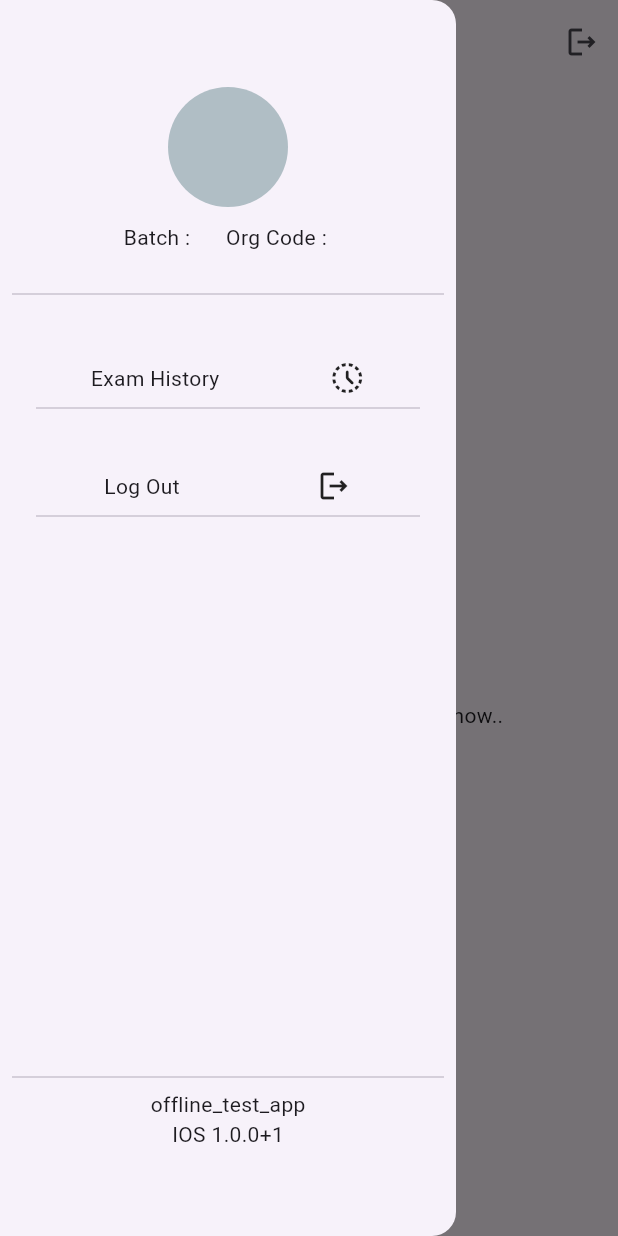
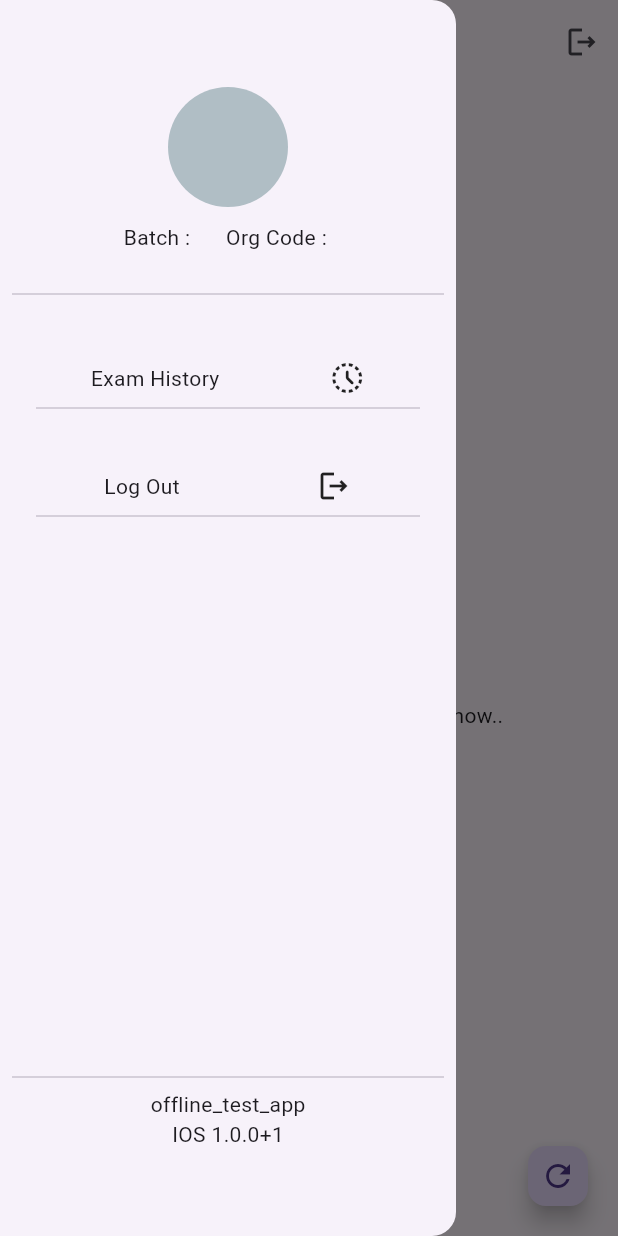
Before and after one commit to akashsharma193/examination-flutter, a Flutter app: the HomePage screen opened by its route, with the side drawer open, on a phone screen of 412 x 824 dp. Run offline on Flutter 3.47's test engine with Material 3 defaults, Android fonts, the phone set to English and light mode, and no system bars; our stand-ins replace connectivity_plus, dio, get, hive, package_info_plus, pretty_dio_logger; missing offline and left inert: flutter_udid; accounts and stored records are empty; network calls fail.

Commit message:
exam history , exam testing

```diff
--- a/lib/app_models/app_user_model.dart
+++ b/lib/app_models/app_user_model.dart
@@ -1,4 +1,3 @@
-import 'package:flutter/material.dart';
 
 class UserModel {
   String name;
--- a/lib/controllers/auth_controller.dart
+++ b/lib/controllers/auth_controller.dart
@@ -24,7 +24,7 @@ class AppAuthController extends GetxController {
     try {
       final response = await repo.login(
           user: emailController.text, pass: passController.text);
-      debugPrint("repsonse of login in authController : ${response}");
+      debugPrint("repsonse of login in authController : $response");
       switch (response) {
         case AppSuccess():
           isUserAuthenticated.value = true;
--- a/lib/controllers/home_controller.dart
+++ b/lib/controllers/home_controller.dart
@@ -1,5 +1,4 @@
 import 'package:flutter/material.dart';
-import 'package:flutter/widgets.dart';
 import 'package:get/get.dart';
 import 'package:offline_test_app/app_models/exam_model.dart';
 import 'package:offline_test_app/core/constants/app_result.dart';
@@ -15,13 +14,37 @@ class HomeController extends GetxController {
 
   RxList<GetExamModel> allExams = <GetExamModel>[].obs;
   RxList<Map<String, dynamic>> compliences = <Map<String, dynamic>>[].obs;
-
+  GetExamModel selectedExam = GetExamModel.toEmpty();
   final ExamRepo examRepo = ExamRepo();
 
   @override
   void onInit() {
     super.onInit();
-    getExams();
+    refreshPage();
+  }
+
+  void refreshPage() {
+    getAndSubmitOfflinePendingExams();
+    isLoading(false);
+    isCompliencesLoading(false);
+    isChecked(false);
+    allExams.clear();
+    compliences.clear();
+    Future.delayed(Durations.medium3, getExams);
+    update();
+  }
+
+  getAndSubmitOfflinePendingExams() {
+    final unSubmitedExams =
+        AppLocalStorage.instance.getOfflineUnSubmittedExams();
+
+    for (Map<String, dynamic> item in unSubmitedExams) {
+      examRepo.submitExam(
+          List<QuestionModel>.from(item['answerPaper']
+              .map((e) => QuestionModel.fromJson(Map<String, dynamic>.from(e)))
+              .toList()),
+          item['questionId']);
+    }
   }
 
   void getExams() async {
@@ -117,23 +140,24 @@ class HomeController extends GetxController {
               }).toList(),
             ),
             CheckboxListTile(
-              title: Text("I acknowledge the instructions."),
+              title: const Text("I acknowledge the instructions."),
               value: isChecked.value,
               onChanged: (value) {
                 isChecked.value = value!;
                 setState(() {});
               },
             ),
-            SizedBox(height: 16),
+            const SizedBox(height: 16),
             ElevatedButton(
               onPressed: isChecked.value
                   ? () {
                       Get.to(() => ExamScreen(
-                            questions: allExams.firstOrNull?.questionList ?? [],
+                            questions: selectedExam.questionList ?? [],
+                            testId: selectedExam.questionId ?? '',
                           ));
                     }
                   : null, // Disabled if checkbox is unchecked
-              child: Text("Continue"),
+              child: const Text("Continue"),
             )
           ],
         );
--- a/lib/core/routes/app_bindings.dart
+++ b/lib/core/routes/app_bindings.dart
@@ -1,5 +1,6 @@
 import 'package:get/instance_manager.dart';
 import 'package:offline_test_app/controllers/auth_controller.dart';
+import 'package:offline_test_app/controllers/exam_history_controller.dart';
 import 'package:offline_test_app/controllers/home_controller.dart';
 
 class AppAuthBinding extends Bindings {
@@ -15,3 +16,10 @@ class HomeBinding extends Bindings {
     Get.lazyPut(() => HomeController());
   }
 }
+
+class ExamHistoryBinding extends Bindings {
+  @override
+  void dependencies() {
+    Get.lazyPut(() => ExamHistoryController());
+  }
+}
--- a/lib/core/routes/app_route.dart
+++ b/lib/core/routes/app_route.dart
@@ -1,6 +1,8 @@
 import 'package:get/route_manager.dart';
 import 'package:offline_test_app/core/routes/app_bindings.dart';
 import 'package:offline_test_app/core/routes/middle_wares.dart';
+import 'package:offline_test_app/exam_history_screen.dart';
+import 'package:offline_test_app/exam_screen.dart';
 import 'package:offline_test_app/home.dart';
 import 'package:offline_test_app/main.dart';
 
@@ -17,6 +19,10 @@ class AppRoute {
         binding: AppAuthBinding(),
         middlewares: [AuthMiddleWare()]),
     GetPage(name: '/home', page: () => HomePage(), binding: HomeBinding()),
+    GetPage(
+        name: '/exam-history',
+        page: () => ExamHistoryScreen(),
+        binding: ExamHistoryBinding()),
     // GetPage(name: '/', page: () => LoginPage(), binding: AppAuthBinding()),
   ];
 }
--- a/lib/data/local_storage/app_local_storage.dart
+++ b/lib/data/local_storage/app_local_storage.dart
@@ -38,6 +38,22 @@ class AppLocalStorage {
     box.put('is-user-logged-in', value);
   }
 
+  List<Map<String, dynamic>> getOfflineUnSubmittedExams() {
+    List examList =
+        (AppLocalStorage.instance.box.get('pending_exams') as List<dynamic>?) ??
+            <Map<String, dynamic>>[];
+    final list = examList.map((e) => Map<String, dynamic>.from(e)).toList();
+    return list;
+  }
+
+  void removeSingleExamFromStorage(Map<String, dynamic> data) {
+    final items = List<Map<String, dynamic>>.from(
+        AppLocalStorage.instance.box.get('pending_exams') ?? []);
+
+    items.removeWhere((e) => e['questionId'] == data['questionId']);
+    instance.box.put('pending_exams', items);
+  }
+
   void clearStorage() {
     box.clear();
   }
--- a/lib/drawer_widget.dart
+++ b/lib/drawer_widget.dart
@@ -1,4 +1,5 @@
 import 'package:flutter/material.dart';
+import 'package:get/get.dart';
 import 'package:offline_test_app/core/extensions/app_string_extensions.dart';
 import 'package:offline_test_app/data/local_storage/app_local_storage.dart';
 import 'package:offline_test_app/services/app_package_service.dart';
@@ -8,8 +9,8 @@ class AppDrawer extends StatelessWidget {
     super.key,
   });
   final Map<String, Widget> drawerItems = {
-    'Exam History': Icon(Icons.history_toggle_off_rounded),
-    'Log Out': Icon(Icons.logout_outlined),
+    'Exam History': const Icon(Icons.history_toggle_off_rounded),
+    'Log Out': const Icon(Icons.logout_outlined),
   };
 
   @override
@@ -27,28 +28,34 @@ class AppDrawer extends StatelessWidget {
               backgroundColor: Colors.blueGrey[200],
               child: Text(AppLocalStorage.instance.user.name.getInitials),
             ),
-            SizedBox(
+            const SizedBox(
               height: 10,
             ),
             Row(
               mainAxisAlignment: MainAxisAlignment.center,
               children: [
-                Text('Batch : ' + AppLocalStorage.instance.user.batch),
-                SizedBox(
+                Text('Batch : ${AppLocalStorage.instance.user.batch}'),
+                const SizedBox(
                   width: 20,
                 ),
-                Text('Org Code : ' + AppLocalStorage.instance.user.orgCode),
+                Text('Org Code : ${AppLocalStorage.instance.user.orgCode}'),
               ],
             ),
-            SizedBox(
+            const SizedBox(
               height: 20,
             ),
-            Divider(),
-            SizedBox(
+            const Divider(),
+            const SizedBox(
               height: 20,
             ),
             ...drawerItems.entries.map((e) => Padding(
                   padding: const EdgeInsets.all(16.0),
+                  child: InkWell(
+                    onTap: () {
+                      if (e.key == 'Exam History') {
+                        Get.toNamed('/exam-history');
+                      }
+                    },
                     child: Column(
                       children: [
                         Row(
@@ -58,9 +65,10 @@ class AppDrawer extends StatelessWidget {
                         const Divider()
                       ],
                     ),
+                  ),
                 )),
-            Spacer(),
-            Divider(),
+            const Spacer(),
+            const Divider(),
             FutureBuilder(
                 future: AppPackageService.instance.initialize(),
                 builder: (context, snapshot) {
@@ -74,7 +82,7 @@ class AppDrawer extends StatelessWidget {
                     ],
                   );
                 }),
-            SizedBox(
+            const SizedBox(
               height: 50,
             ),
           ],
--- a/lib/home.dart
+++ b/lib/home.dart
@@ -5,19 +5,26 @@ import 'package:offline_test_app/data/local_storage/app_local_storage.dart';
 import 'package:offline_test_app/drawer_widget.dart';
 
 class HomePage extends StatelessWidget {
+  const HomePage({super.key});
+
   @override
   Widget build(BuildContext context) {
     return GetBuilder<HomeController>(builder: (controller) {
       return Scaffold(
         drawer: AppDrawer(),
+        floatingActionButton: FloatingActionButton.small(
+            child: const Icon(Icons.refresh),
+            onPressed: () {
+              controller.refreshPage();
+            }),
         appBar: AppBar(
-          title: Text('Home'),
+          title: const Text('Home'),
           actions: [
             IconButton(
                 onPressed: () {
                   controller.initialized ? controller.logOut() : null;
                 },
-                icon: Icon(Icons.logout_outlined))
+                icon: const Icon(Icons.logout_outlined))
           ],
         ),
         body: Padding(
@@ -25,22 +32,22 @@ class HomePage extends StatelessWidget {
           child: Column(
             crossAxisAlignment: CrossAxisAlignment.start,
             children: [
-              SizedBox(
+              const SizedBox(
                 height: 20,
               ),
               Text(
                 'Hello, ${AppLocalStorage.instance.user.name}',
-                style: TextStyle(fontSize: 24),
+                style: const TextStyle(fontSize: 24),
               ),
-              SizedBox(
+              const SizedBox(
                 height: 20,
               ),
-              if (controller.isLoading.value) Text('Fetching exam details...'),
+              if (controller.isLoading.value)
+                const Text('Fetching exam details...'),
               Expanded(
                 child: controller.allExams.isEmpty
-                    ? Center(
-                        child: const Text(
-                            'No Exams Scheduled for you as of now..'),
+                    ? const Center(
+                        child: Text('No Exams Scheduled for you as of now..'),
                       )
                     : ListView.builder(
                         shrinkWrap: true,
@@ -51,6 +58,8 @@ class HomePage extends StatelessWidget {
                             padding: const EdgeInsets.all(8.0),
                             child: InkWell(
                               onTap: () {
+                                controller.selectedExam =
+                                    controller.allExams[index];
                                 controller.showDialogPopUp();
                               },
                               child: ListTile(
```
Also changed, not shown: lib/app_models/single_exam_history_model.dart (added, +78 -0 lines), lib/controllers/exam_history_controller.dart (added, +44 -0 lines), lib/data/remote/app_dio_service.dart (+5 -5 lines), lib/exam_history_screen.dart (added, +51 -0 lines), lib/exam_screen.dart (+11 -2 lines), lib/main.dart (+17 -13 lines), lib/repositories/exam_repo.dart (+72 -7 lines). Lines whose indentation alone changed are shown as unchanged.
